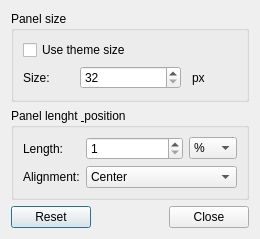
Before: the Qt Designer form panel/configpaneldialog.ui in lxqt/lxqt-panel, drawn with Qt 5.
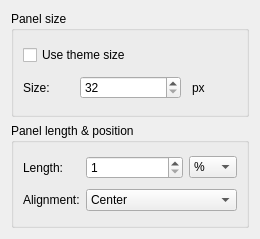
After: the same form once the commit is applied.

Commit message: Convert Panel config dialog to use RazorConfigDialog

The edit to the form file:
```diff
--- a/panel/configpaneldialog.ui
+++ b/panel/configpaneldialog.ui
@@ -1,7 +1,7 @@
 <?xml version="1.0" encoding="UTF-8"?>
 <ui version="4.0">
  <class>ConfigPanelDialog</class>
- <widget class="QDialog" name="ConfigPanelDialog">
+ <widget class="QWidget" name="ConfigPanelDialog">
   <property name="geometry">
    <rect>
     <x>0</x>
@@ -57,7 +57,7 @@
    <item>
     <widget class="QGroupBox" name="groupBox">
      <property name="title">
-      <string>Panel lenght &amp; position</string>
+      <string>Panel length &amp;&amp; position</string>
      </property>
      <layout class="QGridLayout" name="gridLayout_2">
       <item row="0" column="1" colspan="2">
@@ -120,13 +120,6 @@
      </layout>
     </widget>
    </item>
-   <item>
-    <widget class="QDialogButtonBox" name="buttonBox">
-     <property name="standardButtons">
-      <set>QDialogButtonBox::Close|QDialogButtonBox::Reset</set>
-     </property>
-    </widget>
-   </item>
   </layout>
  </widget>
  <resources/>
```
The commit also changes 3 other files.
